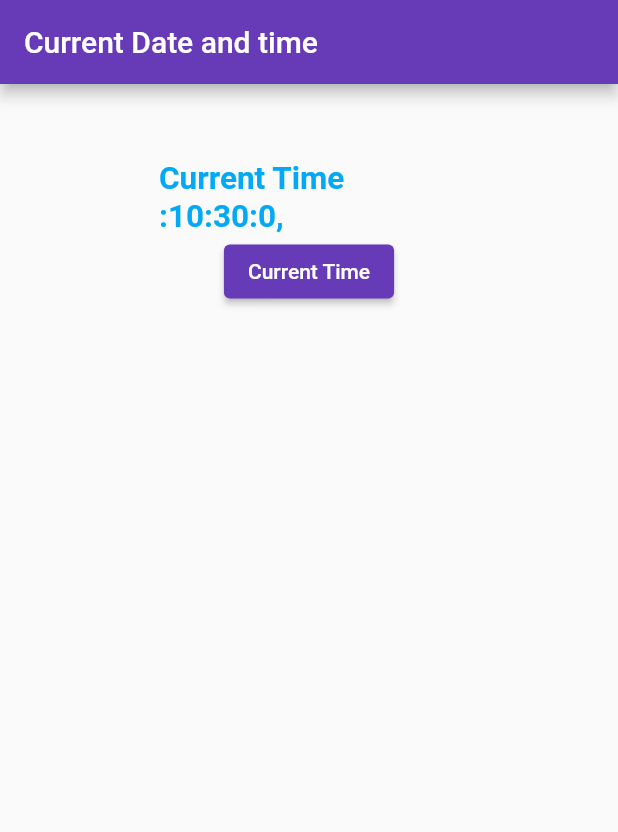
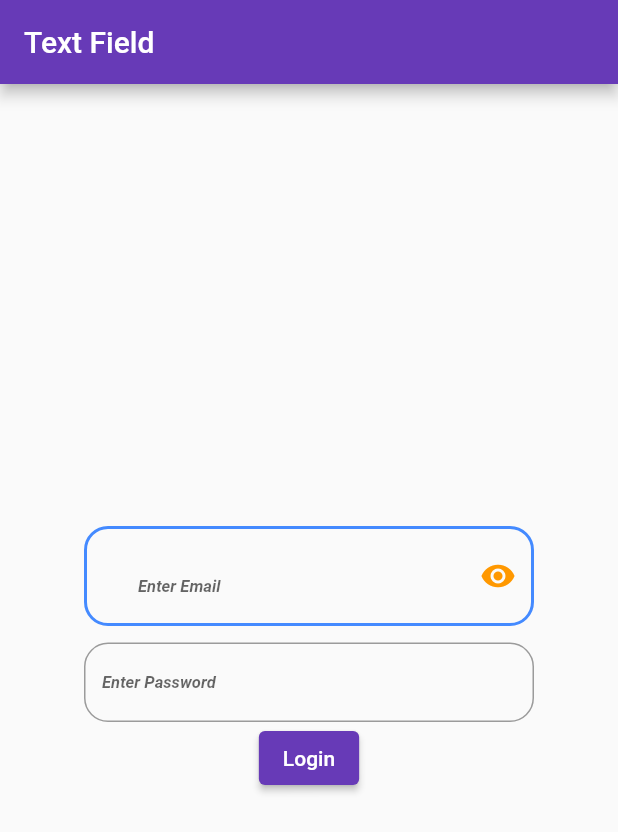
Before and after one commit to kotdroidA/my_app, a Flutter app: the screen it shows after launch, on a phone screen of 412 x 824 dp. Shown: the top 832 px of the screen. Run offline on Flutter 3.47's test engine with Material 2 defaults, Android fonts, the phone set to English and light mode, and no system bars.

Commit message:
Text field

```diff
--- a/lib/main.dart
+++ b/lib/main.dart
@@ -41,7 +41,8 @@ class MyHomePage extends StatefulWidget {
 }
 
 class _MyHomePageState extends State<MyHomePage> {
-
+var emailText=TextEditingController();
+var passText=TextEditingController();
 
   @override
   Widget build(BuildContext context) {
@@ -50,29 +51,69 @@ class _MyHomePageState extends State<MyHomePage> {
     return Scaffold(
       appBar: AppBar(
 
-        title: Text('Current Date and time',style:TextStyle(fontSize: 20),),
+        title: Text('Text Field',style:TextStyle(fontSize: 20),)
       ),
-      body:Column(
-        children: [
-          Center(
-            child: Container(
-              width: 200,
-              height: 200,
+      body:Center(child: Container(
+        width: 300,
           child: Column(
             mainAxisAlignment: MainAxisAlignment.center,
             children: [
-                  Text('Current Time :${time.hour}:${time.minute}:${time.second},',style:Theme.of(context).textTheme.headline1!.copyWith(color:Colors.lightBlue)),
-                  ElevatedButton(onPressed:(){
-                    setState(() {
-
-});
-                  } , child: Text('Current Time'))
-                ],
+              TextField(
+                controller: emailText,
+                decoration: InputDecoration(
+                  hintText: 'Enter Email',
+                  focusedBorder: OutlineInputBorder(
+                      borderRadius: BorderRadius.circular(16),
+                      borderSide: BorderSide(
+                      color: Colors.deepOrange,
+                      width: 2,
+                    )
+                  ),
+                  enabledBorder: OutlineInputBorder(
+                      borderRadius: BorderRadius.circular(16),
+                      borderSide: BorderSide(
+                        color: Colors.blueAccent,
+                        width: 2,
                   ),
                 ),
+                  disabledBorder: OutlineInputBorder(
+                      borderRadius: BorderRadius.circular(16),
+                        borderSide: BorderSide(
+                         color: Colors.black26,
+                         width: 2,
+                      )
                   ),
+                  suffixIcon: IconButton(
+                    icon: Icon(Icons.remove_red_eye,color: Colors.orange,),
+                    onPressed: (){
 
+                    },
+                  ),
+                  prefix: Icon(Icons.email,color: Colors.orange),
+              ),
+              ),
+               Container(height: 11,),
+              TextField(
+                keyboardType: TextInputType.number,
+                controller: passText,
+                obscureText: true,
+                obscuringCharacter: '*',
+                decoration: InputDecoration(
+                  hintText: 'Enter Password',
+                    border: OutlineInputBorder(
+                        borderRadius: BorderRadius.circular(16)
+                    ),
+              )
+              ),
+              ElevatedButton(onPressed: (){
+              String uEmail=emailText.text.toString();
+              String uPass=passText.text;
+              print("Email: $uEmail,Pass:$uPass");
+              },
+                  child: Text('Login'))
             ],
+          )
+      )
       )
 
     );
```
Lines whose indentation alone changed are shown as unchanged.
